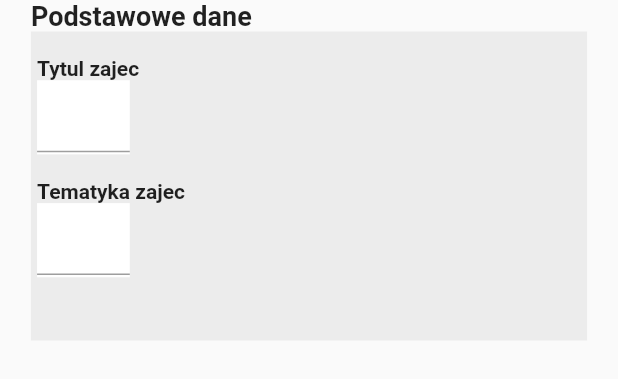
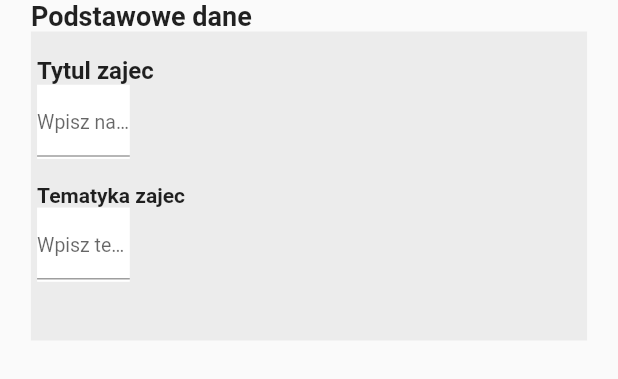
Before and after one commit to agh-educloud/web, a Flutter app: the BasicDataForm widget shown alone on an empty page, opened directly, on a phone screen of 412 x 824 dp. Shown: the top 379 px of the screen. Run offline on Flutter 3.47's test engine with Material 2 defaults, Android fonts, the phone set to English and light mode, and no system bars; missing offline and left inert: grpc, protobuf.

```diff
--- a/lib/create_presentation/forms/basic_data_form/basic_data_form.dart
+++ /dev/null
@@ -1,29 +0,0 @@
-import 'package:flutter/cupertino.dart';
-import 'package:flutter/material.dart';
-import 'package:web/create_presentation/forms/basic_data_form/title/class_title.dart';
-import 'package:web/create_presentation/forms/container/create_presentation_form_container.dart';
-
-import 'description/class_description.dart';
-
-class BasicDataForm extends StatefulWidget {
-  @override
-  State<StatefulWidget> createState() {
-    return BasicDataFormState();
-  }
-}
-
-class BasicDataFormState extends State<BasicDataForm> {
-
-  @override
-  Widget build(BuildContext context) {
-    return CreatePresentationFormContainer(
-        title: "Podstawowe dane",
-        height: MediaQuery.of(context).size.height * 0.25,
-        child: Container(
-            alignment: Alignment.topLeft,
-            child: Column(
-              children: <Widget>[ClassTitle(), ClassDescription()],
-            )));
-  }
-
-}
--- a/lib/main.dart
+++ b/lib/main.dart
@@ -1,6 +1,5 @@
 import 'package:flutter/material.dart';
-
-import 'create_presentation/create_presentation.dart';
+import 'package:web/main_panel/main_panel.dart';
 
 void main() => runApp(MyApp());
 
@@ -13,7 +12,7 @@ class MyApp extends StatelessWidget {
       theme: ThemeData(
         primarySwatch: Colors.blue,
       ),
-      home: CreatePresentationPanel(),
+      home: MainPanel(),
     );
   }
 }
--- /dev/null
+++ b/lib/presentation/forms/basic_data_form/basic_data_form.dart
@@ -0,0 +1,39 @@
+import 'package:flutter/cupertino.dart';
+import 'package:flutter/material.dart';
+import 'package:web/presentation/forms/basic_data_form/title/class_title.dart';
+import 'package:web/presentation/forms/container/create_presentation_form_container.dart';
+
+import 'description/class_description.dart';
+
+class BasicDataForm extends StatefulWidget {
+  final String nameToHint;
+  final String topicToHint;
+
+  const BasicDataForm({Key key, this.nameToHint, this.topicToHint}) : super(key: key);
+
+  @override
+  State<StatefulWidget> createState() {
+    return BasicDataFormState(nameToHint,topicToHint);
+  }
+}
+
+class BasicDataFormState extends State<BasicDataForm> {
+
+  final String nameToHint;
+  final String topicToHint;
+
+  BasicDataFormState(this.nameToHint, this.topicToHint);
+
+  @override
+  Widget build(BuildContext context) {
+    return CreatePresentationFormContainer(
+        title: "Podstawowe dane",
+        height: MediaQuery.of(context).size.height * 0.25,
+        child: Container(
+            alignment: Alignment.topLeft,
+            child: Column(
+              children: <Widget>[ClassTitle(nameToHint: nameToHint,), ClassDescription(topicToHint: topicToHint,)],
+            )));
+  }
+
+}
--- a/lib/create_presentation/forms/basic_data_form/description/class_description.dart
+++ b/lib/presentation/forms/basic_data_form/description/class_description.dart
@@ -3,6 +3,10 @@ import 'package:flutter/cupertino.dart';
 import 'class_description_form_state.dart';
 
 class ClassDescription extends StatelessWidget {
+
+  final String topicToHint;
+
+  const ClassDescription({Key key, this.topicToHint}) : super(key: key);
 
   Widget build(BuildContext context) {
     EdgeInsets margin = EdgeInsets.only(
@@ -22,7 +26,7 @@ class ClassDescription extends StatelessWidget {
               ))),
           Container(
             alignment: Alignment.centerLeft,
-            child: ClassDescriptionForm(),
+            child: ClassDescriptionForm(topicToHint: topicToHint,),
           )
         ],
       ),
@@ -31,11 +35,13 @@ class ClassDescription extends StatelessWidget {
 }
 
 class ClassDescriptionForm extends StatefulWidget {
-  String classDescription;
+  final String topicToHint;
+
+  const ClassDescriptionForm({Key key, this.topicToHint}) : super(key: key);
 
   @override
   State<StatefulWidget> createState() {
-    return ClassDescriptionFormState();
+    return ClassDescriptionFormState(topicToHint);
   }
 
 
--- a/lib/create_presentation/forms/basic_data_form/title/class_title_form_state.dart
+++ b/lib/presentation/forms/basic_data_form/description/class_description_form_state.dart
@@ -4,15 +4,20 @@ import 'package:flutter/cupertino.dart';
 import 'package:flutter/material.dart';
 
 import '../../../create_presentation.dart';
-import 'class_title.dart';
+import 'class_description.dart';
 
-class ClassTitleFormState extends State<ClassTitleForm> {
+class ClassDescriptionFormState extends State<ClassDescriptionForm> {
   // and allows validation of the form.
   //
   // Note: This is a GlobalKey<FormState>,
   // not a GlobalKey<MyCustomFormState>.
-  static final _formKey = GlobalKey<FormState>();
   final controller = TextEditingController();
+  final _formKey = GlobalKey<FormState>();
+  final String topicToHint;
+
+  ClassDescriptionFormState(this.topicToHint);
+
+
 
   @override
   Widget build(BuildContext context) {
@@ -25,8 +30,13 @@ class ClassTitleFormState extends State<ClassTitleForm> {
       child: Form(
         key: _formKey,
         child: Column(
+          crossAxisAlignment: CrossAxisAlignment.start,
           children: <Widget>[
             TextFormField(
+              decoration: InputDecoration(
+                hintStyle: TextStyle(fontSize: 13),
+                hintText: topicToHint == null || topicToHint.isEmpty ? 'Wpisz tematyke klasy' : topicToHint,
+              ),
               controller: controller,
               validator: (value) {
                 if (value.isEmpty) {
@@ -35,7 +45,7 @@ class ClassTitleFormState extends State<ClassTitleForm> {
                 return null;
               },
               onChanged: (text) {
-                appData.className = text;
+                appData.classDescription = text;
               },
             ),
           ],
--- a/lib/create_presentation/forms/basic_data_form/title/class_title.dart
+++ b/lib/presentation/forms/basic_data_form/title/class_title.dart
@@ -1,8 +1,13 @@
 import 'package:flutter/cupertino.dart';
 import 'package:flutter/material.dart';
-import 'package:web/create_presentation/forms/basic_data_form/title/class_title_form_state.dart';
+
+import 'class_title_form_state.dart';
 
 class ClassTitle extends StatelessWidget {
+  final String nameToHint;
+
+  const ClassTitle({Key key, this.nameToHint}) : super(key: key);
+
   @override
   Widget build(BuildContext context) {
     EdgeInsets margin = EdgeInsets.only(
@@ -18,11 +23,11 @@ class ClassTitle extends StatelessWidget {
               child: Container(
                   child: Text(
                 'Tytul zajec ',
-                style: TextStyle(fontSize: 14.0, fontWeight: FontWeight.bold),
+                style: TextStyle(fontSize: 16.0, fontWeight: FontWeight.bold),
               ))),
           Container(
             alignment: Alignment.centerLeft,
-            child: ClassTitleForm(),
+            child: ClassTitleForm(nameToHint: nameToHint,),
           )
         ],
       ),
@@ -31,8 +36,12 @@ class ClassTitle extends StatelessWidget {
 }
 
 class ClassTitleForm extends StatefulWidget {
+  final String nameToHint;
+
+  const ClassTitleForm({Key key, this.nameToHint}) : super(key: key);
+
   @override
   State<StatefulWidget> createState() {
-    return ClassTitleFormState();
+    return ClassTitleFormState(nameToHint);
   }
 }
--- a/lib/create_presentation/forms/basic_data_form/description/class_description_form_state.dart
+++ b/lib/presentation/forms/basic_data_form/title/class_title_form_state.dart
@@ -4,17 +4,18 @@ import 'package:flutter/cupertino.dart';
 import 'package:flutter/material.dart';
 
 import '../../../create_presentation.dart';
-import 'class_description.dart';
+import 'class_title.dart';
 
-class ClassDescriptionFormState extends State<ClassDescriptionForm> {
+class ClassTitleFormState extends State<ClassTitleForm> {
   // and allows validation of the form.
   //
   // Note: This is a GlobalKey<FormState>,
   // not a GlobalKey<MyCustomFormState>.
+  static final _formKey = GlobalKey<FormState>();
   final controller = TextEditingController();
-  final _formKey = GlobalKey<FormState>();
+  final String nameToHint;
 
-
+  ClassTitleFormState(this.nameToHint);
 
   @override
   Widget build(BuildContext context) {
@@ -27,9 +28,13 @@ class ClassDescriptionFormState extends State<ClassDescriptionForm> {
       child: Form(
         key: _formKey,
         child: Column(
-          crossAxisAlignment: CrossAxisAlignment.start,
           children: <Widget>[
             TextFormField(
+              decoration: InputDecoration(
+                  hintStyle: TextStyle(fontSize: 13),
+                  hintText: nameToHint == null || nameToHint.isEmpty ? 'Wpisz nazwe dla klasy' : nameToHint,
+
+              ),
               controller: controller,
               validator: (value) {
                 if (value.isEmpty) {
@@ -38,7 +43,7 @@ class ClassDescriptionFormState extends State<ClassDescriptionForm> {
                 return null;
               },
               onChanged: (text) {
-                appData.classDescription = text;
+                appData.className = text;
               },
             ),
           ],
--- a/lib/create_presentation/forms/presentation_file_form.dart
+++ b/lib/presentation/forms/presentation_file_form.dart
@@ -56,7 +56,7 @@ class PresentationFileFormButton extends StatelessWidget {
             ),
             children: <TextSpan>[
               TextSpan(
-                  text: 'Kliknij aby dodac prezentacje',
+                  text: 'Kliknij aby dodać prezentacje',
                   style: TextStyle(fontWeight: FontWeight.bold)),
             ],
           ),
--- a/pubspec.yaml
+++ b/pubspec.yaml
@@ -7,6 +7,7 @@ flutter:
     - google_icon.png
     - presentations_history.png
     - start_presentation.png
+    - edit_presentation.png
 
 description: An app built using Flutter for web
 
```
Also changed, not shown: lib/main_panel/main_panel.dart (+15 -5 lines), lib/main_panel/main_panel_button.dart (+16 -9 lines), lib/presentation/create_presentation.dart (renamed from lib/create_presentation/create_presentation.dart, +12 -6 lines), lib/presentation/create_presentation_submit_button.dart (renamed from lib/create_presentation/create_presentation_submit_button.dart, +15 -3 lines), lib/presentation/edit_presentation.dart (added, +121 -0 lines), lib/presentation/forms/presentation_assigment_form.dart (renamed from lib/create_presentation/forms/presentation_assigment_form.dart, +16 -3 lines), lib/service/class.dart (+17 -0 lines), assets/edit_presentation.png (added), lib/presentation/forms/container/create_presentation_form_container.dart (renamed from lib/create_presentation/forms/container/create_presentation_form_container.dart), lib/presentation/forms/quiz/quiz.dart (renamed from lib/create_presentation/forms/quiz/quiz.dart), 1 other file.
